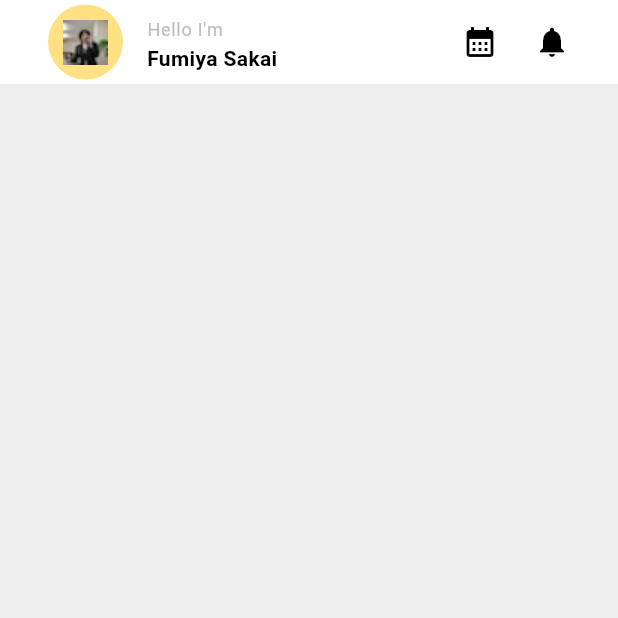
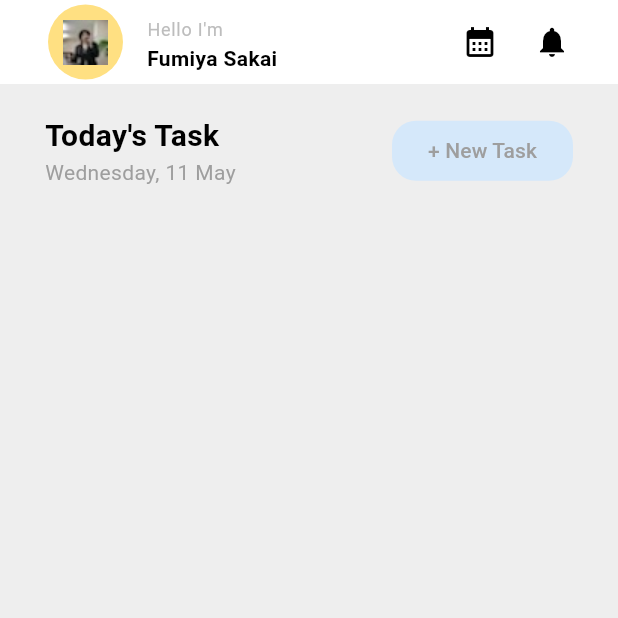
Before and after one commit to fumiyasac/todo_style_example_app, a Flutter app: the screen it shows after launch, on a phone screen of 412 x 824 dp, the top half of it. Run offline on Flutter 3.47's test engine with Material 3 defaults, Android fonts, the light colour scheme and no system bars; our stand-ins replace gap.

Commit message:
ModalBottomSheetを作成する

```diff
--- a/lib/main.dart
+++ b/lib/main.dart
@@ -1,4 +1,5 @@
 import 'package:flutter/material.dart';
+import 'package:gap/gap.dart';
 
 void main() {
   runApp(const MyApp());
@@ -69,6 +70,64 @@
           )
         ],
       ),
+      body: SingleChildScrollView(
+        child: Padding(
+          padding: EdgeInsets.symmetric(horizontal: 30),
+          child: Column(
+            children: [
+              const Gap(20),
+              Row(
+                mainAxisAlignment: MainAxisAlignment.spaceBetween,
+                children: [
+                  Column(
+                    crossAxisAlignment: CrossAxisAlignment.start,
+                    children: [
+                      Text(
+                        "Today's Task",
+                        style: TextStyle(
+                          fontSize: 20,
+                          fontWeight: FontWeight.bold,
+                          color: Colors.black,
+                        ),
+                      ),
+                      Text(
+                        "Wednesday, 11 May",
+                        style: TextStyle(color: Colors.grey),
+                      ),
+                    ],
+                  ),
+                  ElevatedButton(
+                    style: ElevatedButton.styleFrom(
+                      backgroundColor: Color(0xFFd5E8FA),
+                      foregroundColor: Colors.blue.shade700,
+                      elevation: 0,
+                      shape: RoundedRectangleBorder(
+                        borderRadius: BorderRadius.circular(16),
+                      ),
+                    ),
+                    onPressed: () => showModalBottomSheet(
+                      context: context,
+                      builder: (context) => Container(
+                        height: MediaQuery.of(context).size.height * 0.80,
+                        decoration: BoxDecoration(
+                          color: Colors.white,
+                          borderRadius: BorderRadius.circular(16),
+                        ),
+                      ),
+                    ),
+                    child: Text(
+                      "+ New Task",
+                      style: TextStyle(
+                        color: Colors.grey,
+                      ),
+                    ),
+                  ),
+                ],
+              ),
+            ],
+          ),
+        ),
+      ),
     );
   }
 }
--- a/pubspec.yaml
+++ b/pubspec.yaml
@@ -35,6 +35,7 @@ dependencies:
   # Use with the CupertinoIcons class for iOS style icons.
   cupertino_icons: ^1.0.8
   firebase_core: ^3.11.0
+  gap: ^3.0.1
 
 dev_dependencies:
   flutter_test:
```
Also changed, not shown: pubspec.lock.
